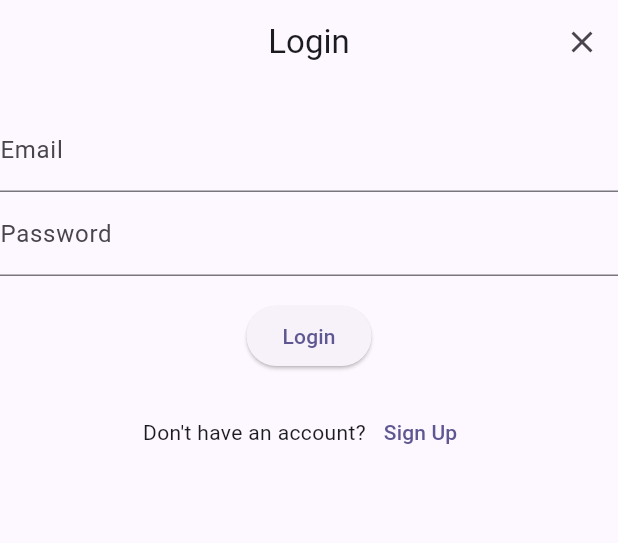
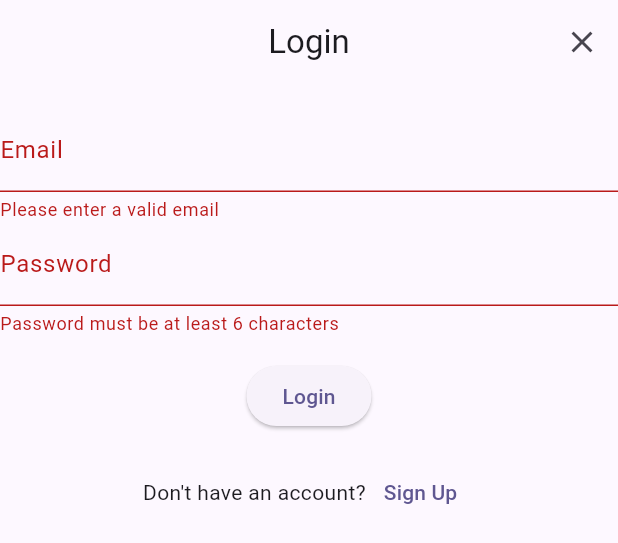
Before and after one commit to heyitsmocha/where2buy-flutter, a Flutter app: the LoginPage widget shown alone on an empty page, opened directly with empty values, after a tap on "Login", on a phone screen of 412 x 824 dp. Shown: the top 543 px of the screen. Run offline on Flutter 3.47's test engine with Material 3 defaults, Android fonts, the phone set to English and light mode, and no system bars; our stand-ins replace dio, flutter_dotenv, flutter_secure_storage, geolocator, google_maps_flutter, retrofit and 1 more; accounts and stored records are empty; generated files the repository leaves out were written again; network calls fail.

Commit message:
use Form and add validation in login page

```diff
--- a/lib/features/login/presentation/login_page.dart
+++ b/lib/features/login/presentation/login_page.dart
@@ -27,7 +27,7 @@ class LoginPage extends StatefulWidget {
 // class _LoginPageState extends BaseState<LoginPage, LoginPageController, LoginPageUiEvent> {
 class _LoginPageState extends State<LoginPage> {
   late final LoginPageController controller;
-
+  final GlobalKey<FormState> _formKey = GlobalKey<FormState>();
 
   @override
   void initState() {
@@ -72,14 +72,24 @@ class _LoginPageState extends State<LoginPage> {
               )
             ],),
           const SizedBox(height: 16),
+          Form(
+            key: _formKey,
+            child: Column(
+              children: [
                 TextFormField(
+                  textInputAction: TextInputAction.next,
                   onChanged: (value) => controller.email = value,
                   decoration: const InputDecoration(labelText: 'Email'),
+                  validator: (value) => (value != null && value.contains('@')) ? null : 'Please enter a valid email',
                 ),
                 TextFormField(
                   onChanged: (value) => controller.password = value,
                   decoration: const InputDecoration(labelText: 'Password'),
                   obscureText: true,
+                  validator: (value) => (value != null && value.length >= 6) ? null : 'Password must be at least 6 characters',
+                ),
+              ],
+            )
           ),
           const SizedBox(height: 16),
           ElevatedButton(
@@ -87,6 +97,9 @@ class _LoginPageState extends State<LoginPage> {
             _isLoading
             ? null
             : () async {
+              if (!_formKey.currentState!.validate()) {
+                return;
+              }
               setState(() => _isLoading = true);
               Result<UserResponse> result = await controller.handleLogin();
               switch (result) {
```
Lines whose indentation alone changed are shown as unchanged.
